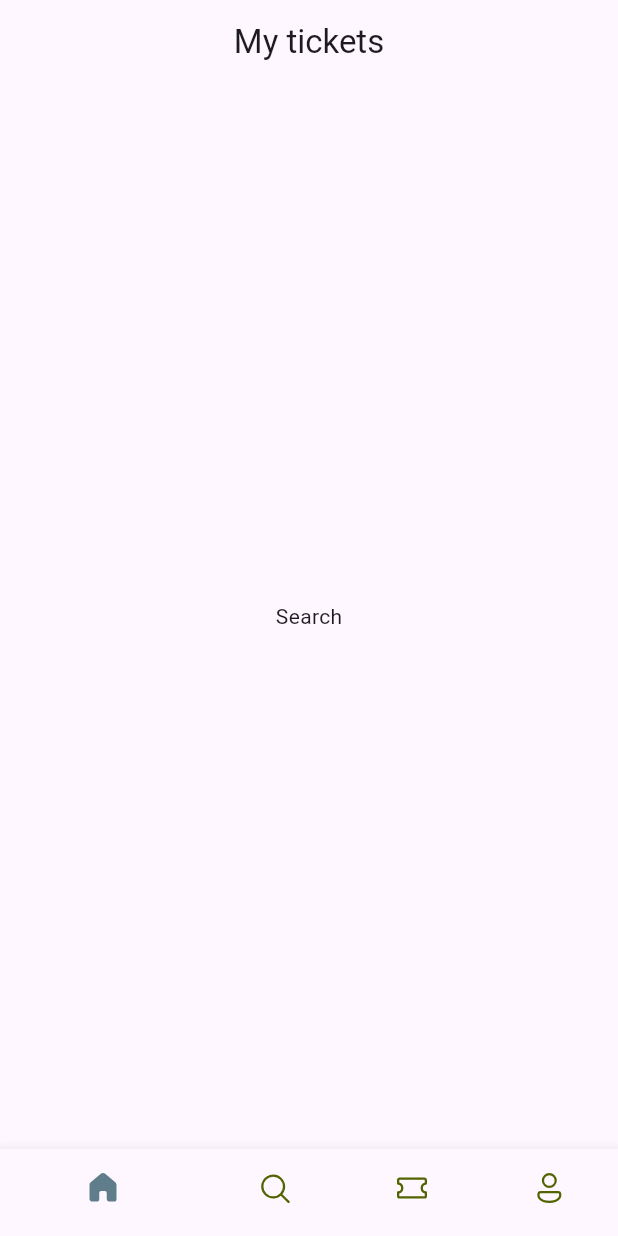
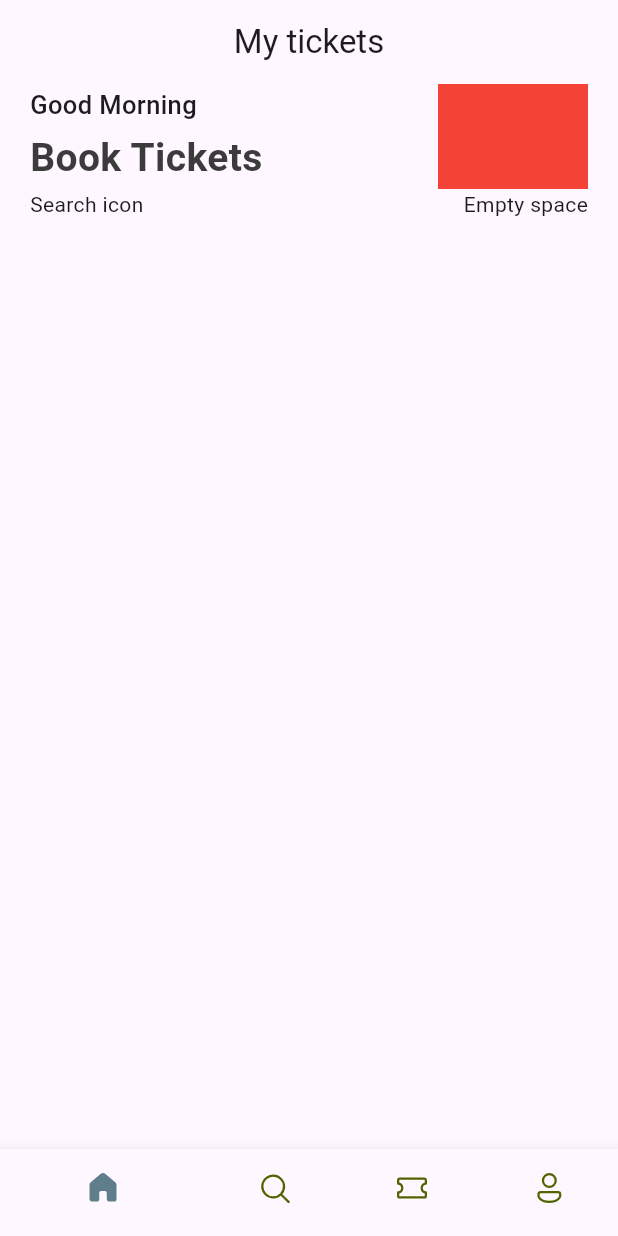
Before and after one commit to Leinadj72/first_app, a Flutter app: the screen it shows after launch, on a phone screen of 412 x 824 dp. Run offline on Flutter 3.47's test engine with Material 3 defaults, Android fonts, the phone set to English and light mode, and no system bars; our stand-ins replace fluentui_icons.

Commit message:
first commit

```diff
--- a/lib/base/bottom_nav_bar.dart
+++ b/lib/base/bottom_nav_bar.dart
@@ -1,3 +1,4 @@
+import 'package:first_app/screens/home_screen.dart';
 import 'package:fluentui_icons/fluentui_icons.dart';
 import 'package:flutter/material.dart';
 
@@ -10,16 +11,17 @@ class BottomNavBar extends StatefulWidget {
 
 class _BottomNavBarState extends State<BottomNavBar> {
   final appScreens = [
-    const Center(child: Text("Home")),
+    const HomeScreen(),
     const Center(child: Text("Search")),
     const Center(child: Text("Tickets")),
     const Center(child: Text("Profile")),
   ];
 
-  // ignore: unused_field
   int _selectedIndex = 0;
   void _onItemClicked(int index) {
-    _selectedIndex = index;
+    setState(() {
+      _selectedIndex = index;
+    });
   }
 
   @override
@@ -28,8 +30,9 @@ class _BottomNavBarState extends State<BottomNavBar> {
       appBar: AppBar(
         title: const Center(child: Text("My tickets")),
       ),
-      body: appScreens[1],
+      body: appScreens[_selectedIndex],
       bottomNavigationBar: BottomNavigationBar(
+          currentIndex: _selectedIndex,
           onTap: _onItemClicked,
           selectedItemColor: Colors.blueGrey,
           unselectedItemColor: const Color(0xFF526400),
--- /dev/null
+++ b/lib/base/res/styles/app_styles.dart
@@ -0,0 +1,16 @@
+import 'dart:ui';
+import 'package:flutter/material.dart';
+
+Color primary = const Color(0xFF687daf);
+
+class AppStyles {
+  static Color primaryColor = primary;
+  static Color textColor = const Color(0xFF3b3b3b);
+
+  static TextStyle headLineStyle1 =
+      TextStyle(fontSize: 26, fontWeight: FontWeight.w600, color: textColor);
+  static TextStyle headLineStyle3 = const TextStyle(
+    fontSize: 17,
+    fontWeight: FontWeight.w500,
+  );
+}
--- /dev/null
+++ b/lib/screens/home_screen.dart
@@ -0,0 +1,51 @@
+import 'package:first_app/base/res/styles/app_styles.dart';
+import 'package:flutter/material.dart';
+
+class HomeScreen extends StatelessWidget {
+  const HomeScreen({super.key});
+
+  @override
+  Widget build(BuildContext context) {
+    return Scaffold(
+      // List view is for making the screen scrollable
+      body: ListView(
+        children: [
+          Container(
+            padding: const EdgeInsets.symmetric(horizontal: 20),
+            child: Column(
+              children: [
+                Row(
+                  mainAxisAlignment: MainAxisAlignment.spaceBetween,
+                  children: [
+                    Column(
+                      crossAxisAlignment: CrossAxisAlignment.start,
+                      children: [
+                        Text("Good Morning", style: AppStyles.headLineStyle3),
+                        const SizedBox(
+                          height: 5,
+                        ),
+                        Text("Book Tickets", style: AppStyles.headLineStyle1)
+                      ],
+                    ),
+                    Container(
+                      color: Colors.red,
+                      width: 100,
+                      height: 70,
+                    )
+                  ],
+                ),
+                const Row(
+                  mainAxisAlignment: MainAxisAlignment.spaceBetween,
+                  children: [
+                    Text("Search icon"),
+                    Text("Empty space"),
+                  ],
+                )
+              ],
+            ),
+          )
+        ],
+      ),
+    );
+  }
+}
```
